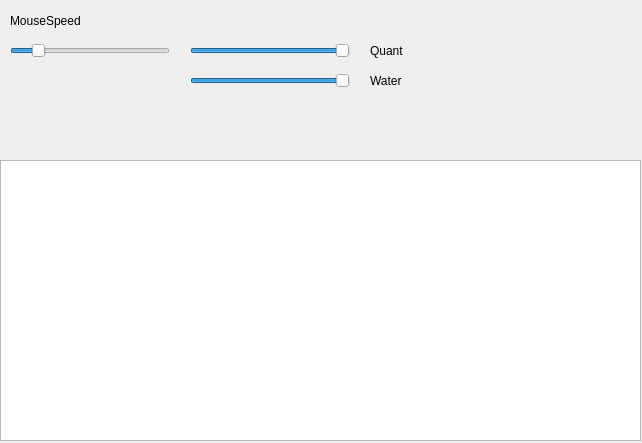
Above: mainwindow.ui from HermitZHQ/QtOpenGL before the change. Below: the same form after it.
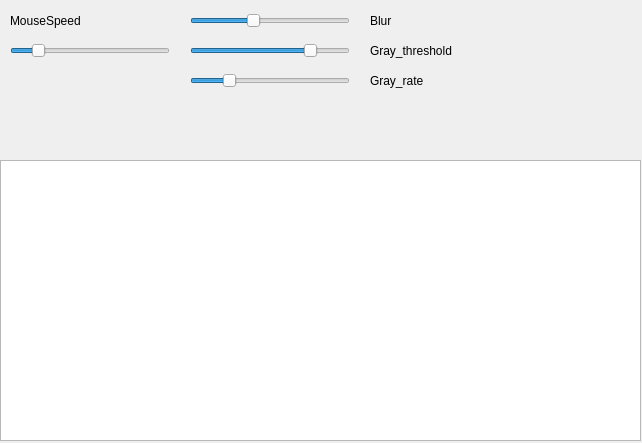
That is the form after the change.

Diff of the .ui file:
```diff
--- a/mainwindow.ui
+++ b/mainwindow.ui
@@ -69,7 +69,7 @@
      </rect>
     </property>
     <property name="text">
-     <string>Quant</string>
+     <string>Gray_threshold</string>
     </property>
    </widget>
    <widget class="QSlider" name="slid_quant">
@@ -82,35 +82,35 @@
      </rect>
     </property>
     <property name="minimum">
-     <number>2</number>
+     <number>1</number>
     </property>
     <property name="maximum">
-     <number>6</number>
+     <number>10</number>
     </property>
     <property name="value">
-     <number>6</number>
-    </property>
-    <property name="orientation">
-     <enum>Qt::Horizontal</enum>
-    </property>
-   </widget>
-   <widget class="QSlider" name="slid_water">
-    <property name="geometry">
-     <rect>
-      <x>190</x>
-      <y>70</y>
-      <width>160</width>
-      <height>22</height>
-     </rect>
-    </property>
-    <property name="minimum">
      <number>8</number>
     </property>
+    <property name="orientation">
+     <enum>Qt::Horizontal</enum>
+    </property>
+   </widget>
+   <widget class="QSlider" name="slid_water">
+    <property name="geometry">
+     <rect>
+      <x>190</x>
+      <y>70</y>
+      <width>160</width>
+      <height>22</height>
+     </rect>
+    </property>
+    <property name="minimum">
+     <number>1</number>
+    </property>
     <property name="maximum">
-     <number>64</number>
+     <number>10</number>
     </property>
     <property name="value">
-     <number>64</number>
+     <number>3</number>
     </property>
     <property name="orientation">
      <enum>Qt::Horizontal</enum>
@@ -126,7 +126,42 @@
      </rect>
     </property>
     <property name="text">
-     <string>Water</string>
+     <string>Gray_rate</string>
+    </property>
+   </widget>
+   <widget class="QSlider" name="slid_blur">
+    <property name="geometry">
+     <rect>
+      <x>190</x>
+      <y>10</y>
+      <width>160</width>
+      <height>22</height>
+     </rect>
+    </property>
+    <property name="minimum">
+     <number>10</number>
+    </property>
+    <property name="maximum">
+     <number>500</number>
+    </property>
+    <property name="value">
+     <number>200</number>
+    </property>
+    <property name="orientation">
+     <enum>Qt::Horizontal</enum>
+    </property>
+   </widget>
+   <widget class="QLabel" name="label_4">
+    <property name="geometry">
+     <rect>
+      <x>370</x>
+      <y>10</y>
+      <width>101</width>
+      <height>21</height>
+     </rect>
+    </property>
+    <property name="text">
+     <string>Blur</string>
     </property>
    </widget>
   </widget>
```
